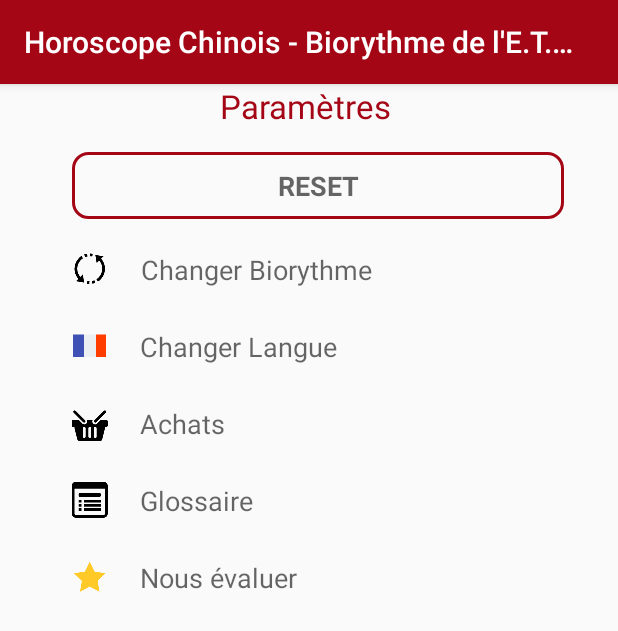
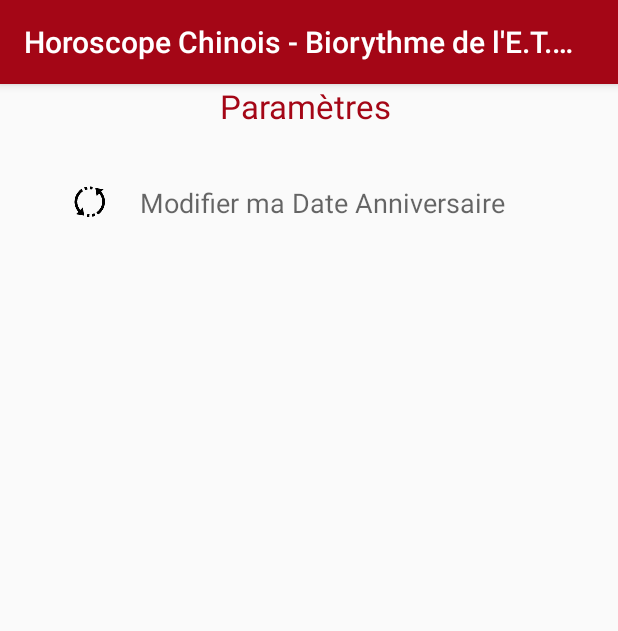
Before and after one commit to fibreariane/BIORYTHME, an Android app: the fragment ParameterFragment shown on its own in the app's theme, on a phone screen of 412 x 824 dp. Shown: the top 631 px of the screen. Run offline under Robolectric (Android 15) with nearby library versions, the light colour scheme and no system bars.

Commit message:
Modification Parameter
On cache les fonctionnalités qui ne sont pas implantées

```diff
--- a/app/src/main/res/layout/fragment_parameter.xml
+++ b/app/src/main/res/layout/fragment_parameter.xml
@@ -48,12 +48,13 @@
                     <TextView
                         android:layout_width="match_parent"
                         android:layout_height="wrap_content"
+                        android:background="@drawable/customborder"
                         android:gravity="center"
                         android:padding="10dp"
                         android:text="@string/reset"
+                        android:textAppearance="@style/Base.TextAppearance.AppCompat.Medium"
                         android:textStyle="bold"
-                        android:background="@drawable/customborder"
-                        android:textAppearance="@style/Base.TextAppearance.AppCompat.Medium"></TextView>
+                        android:visibility="gone"></TextView>
                 </LinearLayout>
 
                 <LinearLayout
@@ -76,8 +77,9 @@
                         android:layout_gravity="bottom"
                         android:gravity="center"
                         android:padding="5dp"
-                        android:text="@string/changer_biorythme"
-                        android:textAppearance="@style/Base.TextAppearance.AppCompat.Medium"></TextView>
+                        android:text="Modifier ma Date Anniversaire"
+                        android:textAppearance="@style/Base.TextAppearance.AppCompat.Medium">
+                </TextView>
                 </LinearLayout>
 
                 <LinearLayout
@@ -92,7 +94,8 @@
                         android:layout_height="wrap_content"
                         android:layout_gravity="center"
                         android:layout_marginRight="@dimen/fab_margin"
-                        android:src="@drawable/menu_francais" />
+                        android:src="@drawable/menu_francais"
+                        android:visibility="invisible" />
 
                     <TextView
                         android:layout_width="wrap_content"
@@ -101,7 +104,8 @@
                         android:gravity="center"
                         android:padding="5dp"
                         android:text="@string/changer_langue"
-                        android:textAppearance="@style/Base.TextAppearance.AppCompat.Medium"></TextView>
+                        android:textAppearance="@style/Base.TextAppearance.AppCompat.Medium"
+                        android:visibility="invisible"></TextView>
                 </LinearLayout>
 
                 <LinearLayout
@@ -116,7 +120,8 @@
                         android:layout_height="wrap_content"
                         android:layout_gravity="center"
                         android:layout_marginRight="@dimen/fab_margin"
-                        android:src="@drawable/menu_achat" />
+                        android:src="@drawable/menu_achat"
+                        android:visibility="invisible" />
 
                     <TextView
                         android:layout_width="wrap_content"
@@ -125,7 +130,8 @@
                         android:gravity="center"
                         android:padding="5dp"
                         android:text="@string/achats"
-                        android:textAppearance="@style/Base.TextAppearance.AppCompat.Medium"></TextView>
+                        android:textAppearance="@style/Base.TextAppearance.AppCompat.Medium"
+                        android:visibility="invisible"></TextView>
                 </LinearLayout>
 
                 <LinearLayout
@@ -140,7 +146,8 @@
                         android:layout_height="wrap_content"
                         android:layout_gravity="center"
                         android:layout_marginRight="@dimen/fab_margin"
-                        android:src="@drawable/menu_glossaire" />
+                        android:src="@drawable/menu_glossaire"
+                        android:visibility="invisible" />
 
                     <TextView
                         android:layout_width="wrap_content"
@@ -149,7 +156,8 @@
                         android:gravity="center"
                         android:padding="5dp"
                         android:text="@string/glossaire"
-                        android:textAppearance="@style/Base.TextAppearance.AppCompat.Medium"></TextView>
+                        android:textAppearance="@style/Base.TextAppearance.AppCompat.Medium"
+                        android:visibility="invisible"></TextView>
                 </LinearLayout>
 
                 <LinearLayout
@@ -164,7 +172,8 @@
                         android:layout_height="wrap_content"
                         android:layout_gravity="center"
                         android:layout_marginRight="@dimen/fab_margin"
-                        android:src="@drawable/menu_etoile" />
+                        android:src="@drawable/menu_etoile"
+                        android:visibility="invisible" />
 
                     <TextView
                         android:layout_width="wrap_content"
@@ -173,7 +182,8 @@
                         android:gravity="center"
                         android:padding="5dp"
                         android:text="@string/nous_valuer"
-                        android:textAppearance="@style/Base.TextAppearance.AppCompat.Medium"></TextView>
+                        android:textAppearance="@style/Base.TextAppearance.AppCompat.Medium"
+                        android:visibility="invisible"></TextView>
                 </LinearLayout>
             </LinearLayout>
             <Button
```
